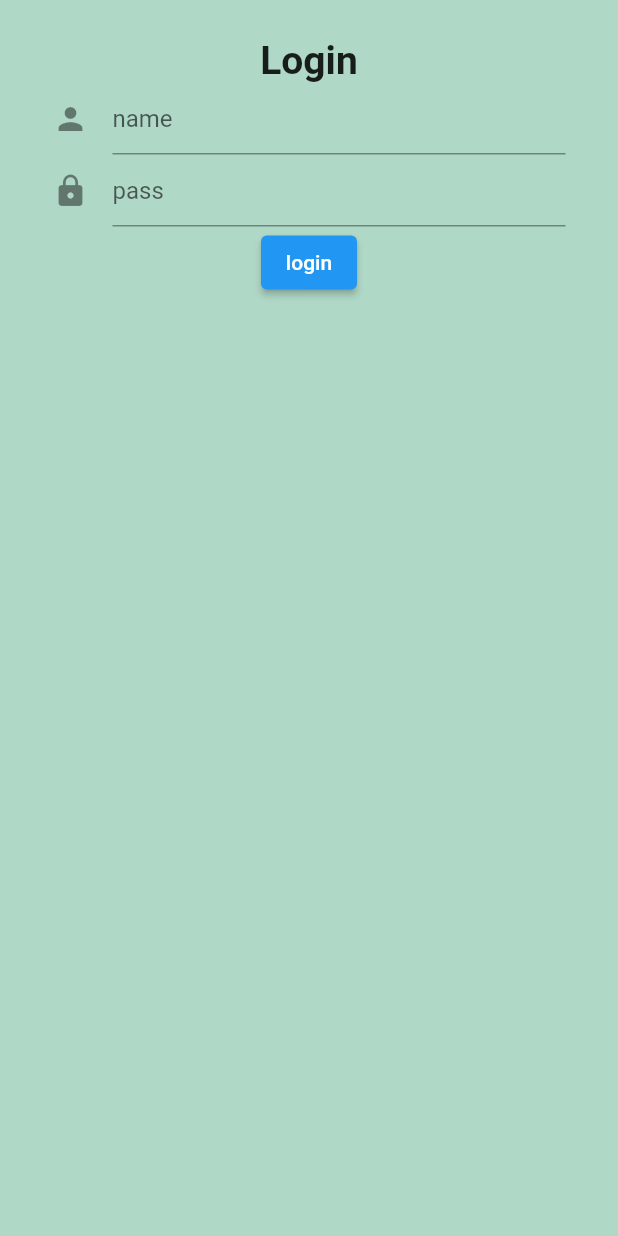
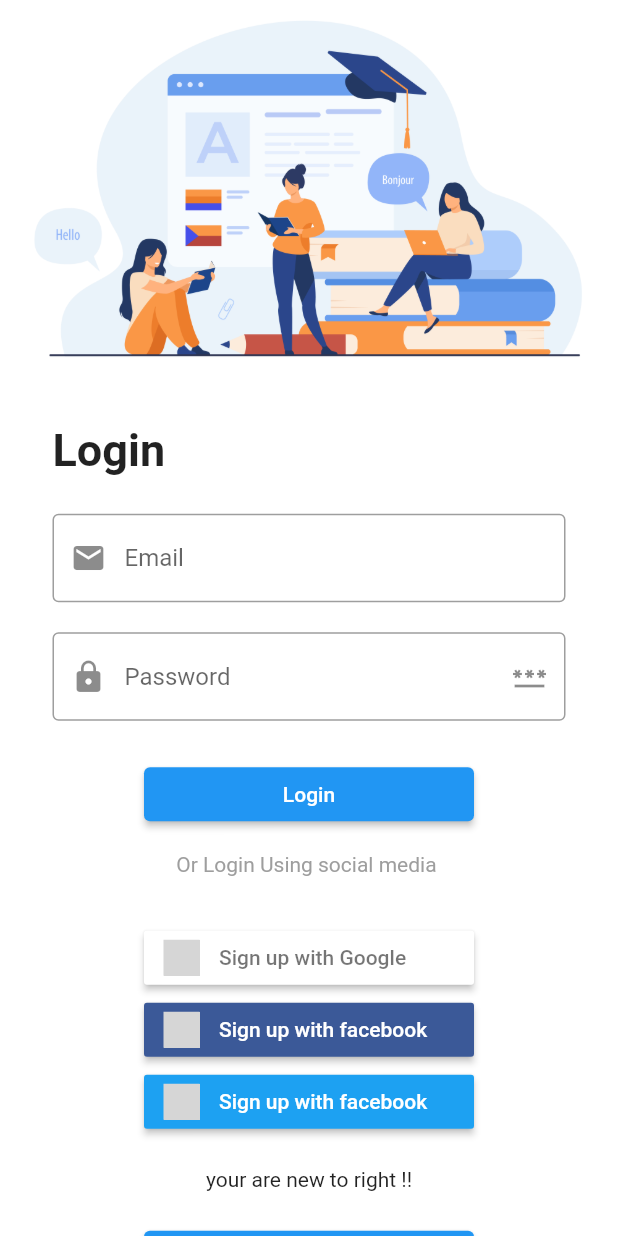
Before and after one commit to developython14/small-flutter-app-, a Flutter app: the login screen opened by its route, on a phone screen of 412 x 824 dp. Run offline on Flutter 3.47's test engine with Material 2 defaults, Android fonts, the phone set to English and light mode, and no system bars; our stand-ins replace flutter_signin_button, flutter_spinkit, getwidget, introduction_screen; missing offline and left inert: dart:ffi; grey boxes are pictures that could not be loaded.

Commit message:
trying every  widgets

```diff
--- a/lib/loginpage/login.dart
+++ b/lib/loginpage/login.dart
@@ -1,3 +1,5 @@
+import 'dart:ffi';
+import 'package:flutter_signin_button/flutter_signin_button.dart';
 import 'package:flutter/material.dart';
 import 'package:flutter/material.dart';
 import 'package:getwidget/getwidget.dart';
@@ -11,6 +13,8 @@ class _loginState extends State<login> {
   final _formKey = GlobalKey<FormState>();
   String? name = '';
   String? password = '';
+  bool is_pass = true;
+  final Color facebookColor = const Color(0xff39579A);
 
   Future<void> _savingdata() async {
     if (_formKey.currentState!.validate()) {
@@ -50,16 +54,28 @@ class _loginState extends State<login> {
   Widget build(BuildContext context) {
     double wid = MediaQuery.of(context).size.width;
     return Scaffold(
-      body: Container(
+      body: SingleChildScrollView(
+        child: Container(
           width: wid,
-        color: Color.fromARGB(255, 176, 216, 198),
-        child: Column(crossAxisAlignment: CrossAxisAlignment.center, children: [
+          color: Color.fromARGB(255, 255, 255, 255),
+          child:
+              Column(crossAxisAlignment: CrossAxisAlignment.center, children: [
             ClipRRect(
                 borderRadius: BorderRadius.circular(50),
                 child: Image.asset('assets/start_app/0.jpg')),
             SizedBox(height: 25),
+            Padding(
+              padding: const EdgeInsets.symmetric(horizontal: 35.0),
+              child: Row(
+                mainAxisAlignment: MainAxisAlignment.start,
+                children: [
                   Text('Login',
-              style: TextStyle(fontSize: 26, fontWeight: FontWeight.bold)),
+                      style:
+                          TextStyle(fontSize: 30, fontWeight: FontWeight.bold)),
+                ],
+              ),
+            ),
+            SizedBox(height: 25),
             Padding(
               padding: const EdgeInsets.symmetric(horizontal: 35.0),
               child: Form(
@@ -68,31 +84,85 @@ class _loginState extends State<login> {
                     children: [
                       TextFormField(
                         decoration: InputDecoration(
-                          hintText: 'name', icon: Icon(Icons.person)),
+                            hintText: 'Email',
+                            prefixIcon: Icon(Icons.email),
+                            border: OutlineInputBorder()),
                         onSaved: (text) {
                           name = text;
                         },
                       ),
+                      SizedBox(height: 20),
                       TextFormField(
+                        obscureText: is_pass,
                         decoration: InputDecoration(
-                          hintText: 'pass', icon: Icon(Icons.lock)),
+                          hintText: 'Password',
+                          prefixIcon: Icon(Icons.lock),
+                          suffixIcon: IconButton(
+                            icon: Icon(Icons.password),
+                            onPressed: () {
+                              setState(() {
+                                is_pass = !is_pass;
+                              });
+                            },
+                          ),
+                          border: OutlineInputBorder(),
+                        ),
                         onSaved: (text) {
                           password = text;
                         },
                       ),
-                    ElevatedButton(
+                      SizedBox(height: 25),
+                      SizedBox(
+                        width: 220,
+                        child: ElevatedButton(
                             onPressed: () {
                               _savingdata();
                               // Validate returns true if the form is valid, or false otherwise.
                               _showMyDialog();
                             },
-                      child: const Text('login'),
+                            child: const Text(
+                              'Login',
+                            )),
                       ),
+                      SizedBox(height: 15),
+                      Row(
+                          mainAxisAlignment: MainAxisAlignment.center,
+                          children: [
+                            Text("Or Login Using social media ",
+                                style: TextStyle(color: Colors.grey))
+                          ]),
+                      SizedBox(height: 30),
+                      SignInButton(
+                        Buttons.Google,
+                        text: "Sign up with Google",
+                        onPressed: () {},
+                      ),
+                      SignInButton(
+                        Buttons.Facebook,
+                        text: "Sign up with facebook",
+                        onPressed: () {},
+                      ),
+                      SignInButton(
+                        Buttons.Twitter,
+                        text: "Sign up with facebook",
+                        onPressed: () {},
+                      ),
+                      SizedBox(height: 20),
+                      Text('your are new to right !!'),
+                      SizedBox(height: 20),
+                      SizedBox(
+                        width: 220,
+                        child: ElevatedButton(
+                          child: Text('registre'),
+                          onPressed: () {},
+                        ),
+                      )
                     ],
                   )),
             )
           ]),
         ),
+      ),
     );
   }
 }
--- a/lib/main.dart
+++ b/lib/main.dart
@@ -7,7 +7,7 @@ import 'package:mustapha/intro_screen/wait.dart';
 void main() {
   runApp(MaterialApp(
       title: 'mustapha developper ',
-      initialRoute: '/free',
+      initialRoute: '/login',
       routes: {
         '/login': (context) => login(),
         '/intro': (context) => toma(),
--- a/pubspec.yaml
+++ b/pubspec.yaml
@@ -39,6 +39,8 @@ dependencies:
   google_fonts: ^2.1.0
   simple_animations: ^4.0.1
   cached_network_image: ^3.1.0
+  flutter_signin_button: ^2.0.0
+
 
 
   # The following adds the Cupertino Icons font to your application.
```
Also changed, not shown: pubspec.lock. Lines whose indentation alone changed are shown as unchanged.
